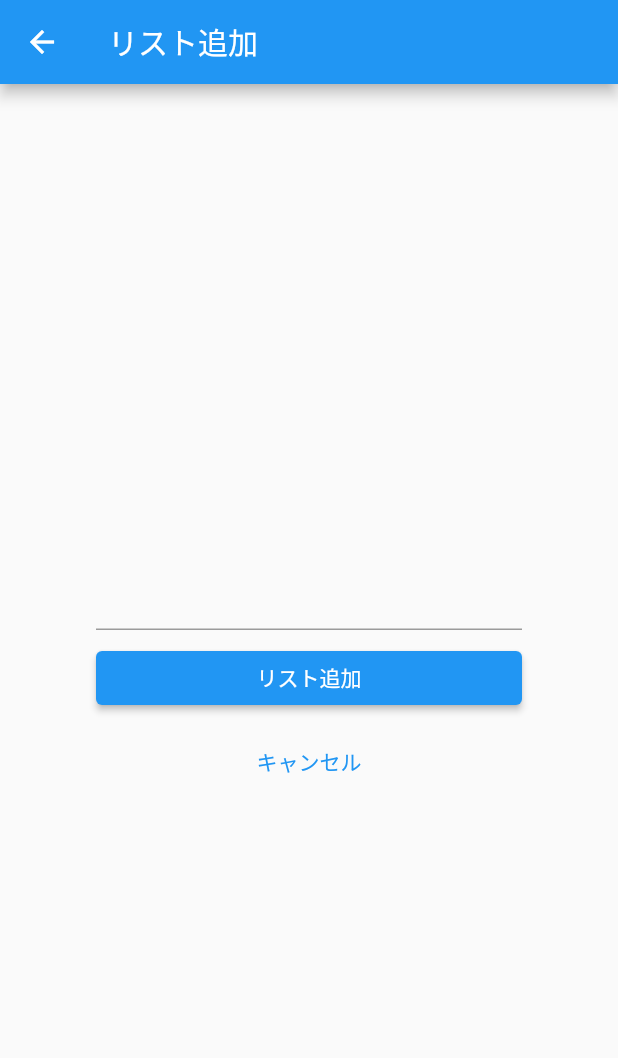
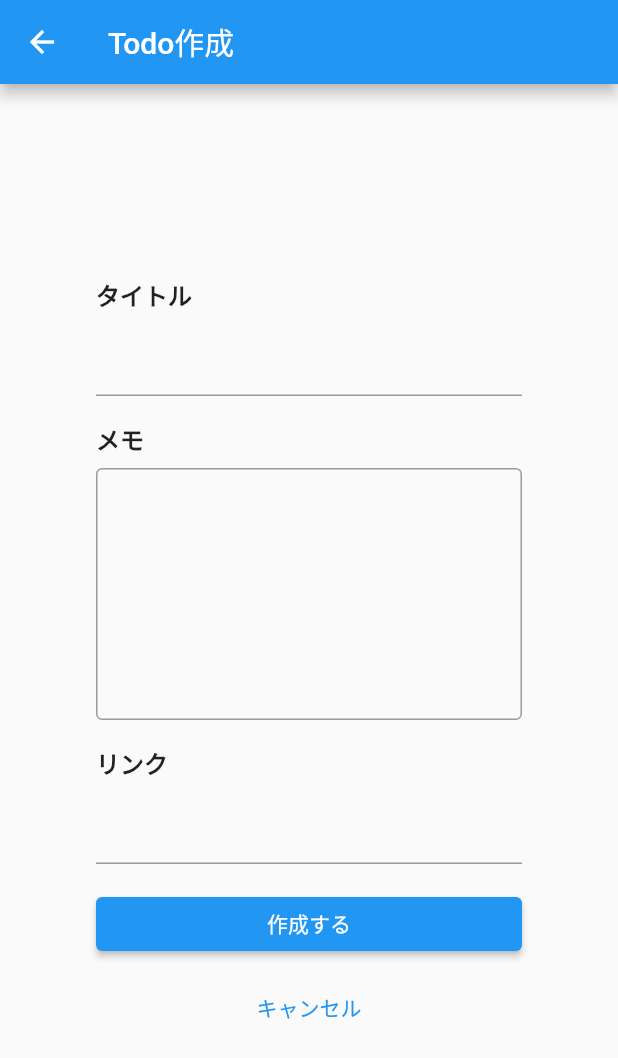
Before and after one commit to TomokiMatsubuchi/TodoApp, a Flutter app: the screen it shows after launch, after a tap on the "add" icon, on a phone screen of 412 x 824 dp. Shown: the top 1058 px of the screen. Run offline on Flutter 3.47's test engine with Material 3 defaults, Android fonts, the phone set to English and light mode, and no system bars.

Commit message:
formcomponentを導入し、編集できるようにした

```diff
--- /dev/null
+++ b/lib/components/todos/form_component.dart
@@ -0,0 +1,163 @@
+import 'package:flutter/material.dart';
+import '/store/todo_list_store.dart';
+
+// 入力されるテキストが可変のためStatefulWidgetを継承する
+class FormComponent extends StatefulWidget {
+  final void Function(Todo todo) submit;
+  final String submitText;
+  final Todo? initialTodo;
+
+  const FormComponent({
+    super.key,
+    required this.submit,
+    this.submitText = 'リスト追加',
+    this.initialTodo,
+  });
+
+  @override
+  FormComponentState createState() => FormComponentState();
+}
+
+class FormComponentState extends State<FormComponent> {
+  late final TextEditingController _titleController;
+  late final TextEditingController _memoController;
+  late final TextEditingController _linkController;
+
+  final Todo _todo = Todo(
+    title: '',
+    memo: '',
+    link: '',
+  );
+
+  void _updateTextState({String? title, String? memo, String? link}) {
+    setState(() {
+      if (title?.isNotEmpty == true) _todo.title = title!;
+      if (memo?.isNotEmpty == true) _todo.memo = memo!;
+      if (link?.isNotEmpty == true) _todo.link = link!;
+    });
+  }
+
+  @override
+  void initState() {
+    super.initState();
+    // コントローラーの初期化
+    _titleController =
+        TextEditingController(text: widget.initialTodo?.title ?? '');
+    _memoController =
+        TextEditingController(text: widget.initialTodo?.memo ?? '');
+    _linkController =
+        TextEditingController(text: widget.initialTodo?.link ?? '');
+
+    if (widget.initialTodo != null) {
+      _updateTextState(
+        title: widget.initialTodo!.title,
+        memo: widget.initialTodo!.memo,
+        link: widget.initialTodo!.link,
+      );
+    }
+  }
+
+  @override
+  void dispose() {
+    _titleController.dispose();
+    _memoController.dispose();
+    _linkController.dispose();
+    super.dispose();
+  }
+
+  @override
+  Widget build(BuildContext context) {
+    return Container(
+      // 余白を付ける
+      padding: const EdgeInsets.all(64),
+      child: Column(
+        mainAxisAlignment: MainAxisAlignment.center,
+        children: <Widget>[
+          const Align(
+            alignment: Alignment.centerLeft,
+            child: Text(
+              'タイトル',
+              style: TextStyle(fontSize: 16, fontWeight: FontWeight.bold),
+            ),
+          ),
+          const SizedBox(height: 8),
+          TextField(
+            controller: _titleController,
+            onChanged: (String value) {
+              _updateTextState(title: value);
+            },
+          ),
+          const SizedBox(
+            height: 16,
+          ),
+          const Align(
+            alignment: Alignment.centerLeft,
+            child: Text(
+              'メモ',
+              style: TextStyle(fontSize: 16, fontWeight: FontWeight.bold),
+            ),
+          ),
+          const SizedBox(height: 8),
+          TextField(
+            controller: _memoController,
+            maxLines: 8, // 8行分の高さを確保
+            decoration: const InputDecoration(
+              border: OutlineInputBorder(), // 枠線をつける
+              contentPadding: EdgeInsets.all(8), // 内側の余白
+            ),
+            onChanged: (String value) {
+              _updateTextState(memo: value); // memoとして更新
+            },
+          ),
+          const SizedBox(
+            height: 16,
+          ),
+          const Align(
+            alignment: Alignment.centerLeft,
+            child: Text(
+              'リンク',
+              style: TextStyle(fontSize: 16, fontWeight: FontWeight.bold),
+            ),
+          ),
+          const SizedBox(height: 8),
+          TextField(
+            controller: _linkController,
+            onChanged: (String value) {
+              _updateTextState(link: value);
+            },
+          ),
+          const SizedBox(
+            height: 16,
+          ),
+          SizedBox(
+            // 横幅いっぱいに広げる
+            width: double.infinity,
+            // リスト追加ボタン
+            child: ElevatedButton(
+              style: ElevatedButton.styleFrom(
+                backgroundColor: Colors.blue,
+              ),
+              onPressed: () => widget.submit(_todo),
+              child: Text(widget.submitText,
+                  style: const TextStyle(color: Colors.white)),
+            ),
+          ),
+          const SizedBox(height: 8),
+          SizedBox(
+            // 横幅いっぱいに広げる
+            width: double.infinity,
+            // キャンセルボタン
+            child: TextButton(
+              // ボタンをクリックした時の処理
+              onPressed: () {
+                // "pop"で前の画面に戻る
+                Navigator.of(context).pop();
+              },
+              child: const Text('キャンセル'),
+            ),
+          ),
+        ],
+      ),
+    );
+  }
+}
--- a/lib/components/todos/list_content_component.dart
+++ b/lib/components/todos/list_content_component.dart
@@ -1,7 +1,10 @@
 import 'package:flutter/material.dart';
+import 'package:todoapp/store/todo_list_store.dart';
+
+import '../../views/todos/todo_edit_page.dart';
 
 class ListContentComponent extends StatelessWidget {
-  final String todo;
+  final Todo todo;
 
   const ListContentComponent({super.key, required this.todo});
 
@@ -9,7 +12,7 @@ class ListContentComponent extends StatelessWidget {
   Widget build(BuildContext context) {
     return Card(
       child: ListTile(
-        title: Text(todo),
+        title: Text(todo.title),
         // 編集ボタンと削除ボタンを追加
         trailing: Row(
           mainAxisSize: MainAxisSize.min,
@@ -18,6 +21,12 @@ class ListContentComponent extends StatelessWidget {
               icon: const Icon(Icons.edit),
               onPressed: () {
                 // 編集ボタンをタップしたときの処理
+                Navigator.of(context).push(
+                  MaterialPageRoute(builder: (context) {
+                    // 遷移先の画面としてリスト追加画面を指定
+                    return TodoEditPage(todo: todo);
+                  }),
+                );
               },
             ),
             IconButton(
--- a/lib/main.dart
+++ b/lib/main.dart
@@ -1,12 +1,12 @@
 import 'package:flutter/material.dart';
 import 'package:provider/provider.dart';
-import 'views/todo_list_page.dart';
+import 'views/todos/todo_list_page.dart';
 import 'store/todo_list_store.dart';
 
 void main() {
   runApp(
     MultiProvider(providers: [
-      ChangeNotifierProvider(create: (context) => TodoListStore()),
+      ChangeNotifierProvider(create: (context) => Todos()),
     ], child: MyTodoApp()),
   );
 }
--- a/lib/store/todo_list_store.dart
+++ b/lib/store/todo_list_store.dart
@@ -1,12 +1,38 @@
 import 'package:flutter/foundation.dart';
 
-class TodoListStore extends ChangeNotifier {
-  List<String> _todoList = [];
+class Todo {
+  int id = 0;
+  String title;
+  String memo;
+  String link;
 
-  List<String> get todoList => _todoList;
+  Todo({
+    required this.title,
+    required this.memo,
+    required this.link,
+  });
+}
 
-  void addTodoList(String todo) {
+class Todos extends ChangeNotifier {
+  final List<Todo> _todoList = [];
+
+  List<Todo> get todoList => _todoList;
+
+  void create(Todo todo) {
+    final index = _todoList.length > 0 ? _todoList.last.id + 1 : 0;
+    todo.id = index;
     _todoList.add(todo);
     notifyListeners();
   }
+
+  void update(int id, Todo updatedTodo) {
+    final index = _todoList.indexWhere((todo) => todo.id == id);
+    _todoList[index] = updatedTodo;
+    notifyListeners();
+  }
+
+  void delete(int id) {
+    _todoList.removeWhere((todo) => todo.id == id);
+    notifyListeners();
+  }
 }
--- a/lib/views/todo_add_page.dart
+++ /dev/null
@@ -1,88 +0,0 @@
-import 'package:flutter/material.dart';
-import 'package:provider/provider.dart';
-
-import '../store/todo_list_store.dart';
-import './todo_list_page.dart';
-
-// リスト追加画面用Widget
-class TodoAddPage extends StatefulWidget {
-  @override
-  _TodoAddPageState createState() => _TodoAddPageState();
-}
-
-class _TodoAddPageState extends State<TodoAddPage> {
-  // 入力されたテキストをデータとして持つ
-  String _text = '';
-
-  void _updateTextState(String value) {
-    setState(() {
-      _text = value;
-    });
-  }
-
-  void updateTodoList() {
-    // TodoListStoreの状態を更新する
-    final todoList = Provider.of<TodoListStore>(context, listen: false);
-    todoList.addTodoList(_text);
-    Navigator.of(context).pop();
-  }
-
-  @override
-  Widget build(BuildContext context) {
-    return Scaffold(
-      appBar: AppBar(
-        title: const Text('リスト追加'),
-      ),
-      body: Container(
-        // 余白を付ける
-        padding: const EdgeInsets.all(64),
-        child: Column(
-          mainAxisAlignment: MainAxisAlignment.center,
-          children: <Widget>[
-            // 入力されたテキストを表示
-            Text(_text, style: const TextStyle(color: Colors.blue)),
-            const SizedBox(height: 8),
-            // テキスト入力
-            TextField(
-              // 入力されたテキストの値を受け取る（valueが入力されたテキスト）
-              onChanged: (String value) {
-                // データが変更したことを知らせる（画面を更新する）
-                _updateTextState(value);
-              },
-            ),
-            const SizedBox(
-              height: 8,
-            ),
-            SizedBox(
-              // 横幅いっぱいに広げる
-              width: double.infinity,
-              // リスト追加ボタン
-              child: ElevatedButton(
-                style: ElevatedButton.styleFrom(
-                  backgroundColor: Colors.blue,
-                ),
-                onPressed: updateTodoList,
-                child:
-                    const Text('リスト追加', style: TextStyle(color: Colors.white)),
-              ),
-            ),
-            const SizedBox(height: 8),
-            SizedBox(
-              // 横幅いっぱいに広げる
-              width: double.infinity,
-              // キャンセルボタン
-              child: TextButton(
-                // ボタンをクリックした時の処理
-                onPressed: () {
-                  // "pop"で前の画面に戻る
-                  Navigator.of(context).pop();
-                },
-                child: const Text('キャンセル'),
-              ),
-            ),
-          ],
-        ),
-      ),
-    );
-  }
-}
--- /dev/null
+++ b/lib/views/todos/todo_add_page.dart
@@ -0,0 +1,29 @@
+import 'package:flutter/material.dart';
+import 'package:provider/provider.dart';
+import 'package:todoapp/components/todos/form_component.dart';
+
+import '../../store/todo_list_store.dart';
+
+// リスト追加画面用Widget
+class TodoAddPage extends StatelessWidget {
+  const TodoAddPage({super.key});
+
+  void createTodos(BuildContext context, Todo todo) {
+    // TodosStoreの状態を更新する
+    final todos = Provider.of<Todos>(context, listen: false);
+    todos.create(todo);
+    Navigator.of(context).pop();
+  }
+
+  @override
+  Widget build(BuildContext context) {
+    return Scaffold(
+        appBar: AppBar(
+          title: const Text('Todo作成'),
+        ),
+        body: FormComponent(
+          submit: (todo) => createTodos(context, todo),
+          submitText: '作成する',
+        ));
+  }
+}
--- /dev/null
+++ b/lib/views/todos/todo_edit_page.dart
@@ -0,0 +1,31 @@
+import 'package:flutter/material.dart';
+import 'package:provider/provider.dart';
+import 'package:todoapp/components/todos/form_component.dart';
+
+import '../../store/todo_list_store.dart';
+
+// リスト追加画面用Widget
+class TodoEditPage extends StatelessWidget {
+  final Todo todo;
+
+  const TodoEditPage({super.key, required this.todo});
+
+  void updateTodos(BuildContext context, Todo updatedTodo) {
+    final todos = Provider.of<Todos>(context, listen: false);
+    todos.update(todo.id, updatedTodo);
+    Navigator.of(context).pop();
+  }
+
+  @override
+  Widget build(BuildContext context) {
+    return Scaffold(
+        appBar: AppBar(
+          title: const Text('Todo編集'),
+        ),
+        body: FormComponent(
+          initialTodo: todo,
+          submit: (updatedTodo) => updateTodos(context, updatedTodo),
+          submitText: '更新する',
+        ));
+  }
+}
--- a/lib/views/todo_list_page.dart
+++ b/lib/views/todos/todo_list_page.dart
@@ -1,22 +1,24 @@
 import 'package:flutter/material.dart';
-import '../store/todo_list_store.dart';
-import './todo_add_page.dart';
-import '../components/todos/list_content_component.dart';
+import '../../store/todo_list_store.dart';
+import 'todo_add_page.dart';
+import '../../components/todos/list_content_component.dart';
 import 'package:provider/provider.dart';
 
 // リスト一覧画面用Widget
 class TodoListPage extends StatelessWidget {
+  const TodoListPage({super.key});
+
   @override
   Widget build(BuildContext context) {
     return Scaffold(
       appBar: AppBar(
-        title: const Text('リスト一覧'),
+        title: const Text('Todo一覧'),
       ),
-      body: Consumer<TodoListStore>(builder: (context, todoListStore, child) {
+      body: Consumer<Todos>(builder: (context, Todos, child) {
         return ListView.builder(
-          itemCount: todoListStore.todoList.length,
+          itemCount: Todos.todoList.length,
           itemBuilder: (context, index) {
-            return ListContentComponent(todo: todoListStore.todoList[index]);
+            return ListContentComponent(todo: Todos.todoList[index]);
           },
         );
       }),
@@ -26,7 +28,7 @@ class TodoListPage extends StatelessWidget {
           Navigator.of(context).push(
             MaterialPageRoute(builder: (context) {
               // 遷移先の画面としてリスト追加画面を指定
-              return TodoAddPage();
+              return const TodoAddPage();
             }),
           );
         },
```
